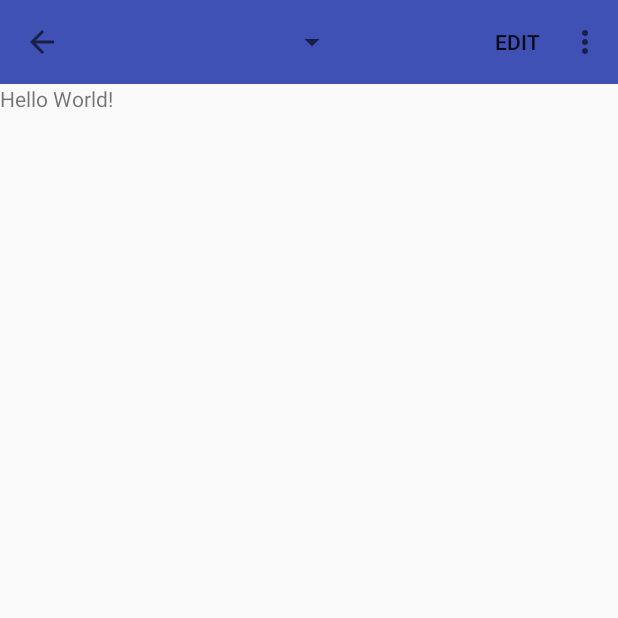
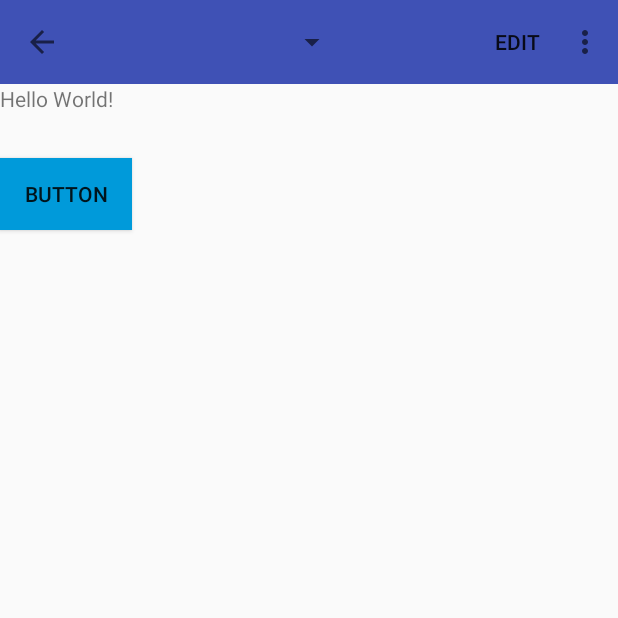
Before and after one commit to betheracer/nRF_Toolbar, an Android app: the screen it shows after launch (MainActivity), on a phone screen of 412 x 824 dp, the top half of it. Run offline under Robolectric (Android 15) with nearby library versions, the phone set to English and light mode, and no system bars.

Commit message:
MainActivity 에 Button 을 하나 만들었다.
이 commit 의 목적은 [EDIT]/[DONE] 을 눌러서 Toolbar 의 색상을 변경시킬 때, Button 의 색상도 변경시키는 것이다.

Button 의 색상을 변경시키는 방법은 uart_button_background.xml 에 <selector> 들을 설정해 놓는다.

이 <selector> 에는 state_activated 속성이 있고, true/false 값을 갖는다.

EditMode 가 변경될 때마다, 이 state_activated 속성을 변경하여 Button 이나 View 의 색상을 변경시킬 수 있다.

state_activated 속성을 변경시키는 메서드는 View.setActivated(boolean) 이다.

setActivated(boolean) 를 통해 <selector> 의 각 <item> 속의 state_activated 속성에 맞는 drawable 속성을 적용시킬 수 있다.

```diff
--- a/app/src/main/java/com/example/devin/nrf_toolbar/MainActivity.java
+++ b/app/src/main/java/com/example/devin/nrf_toolbar/MainActivity.java
@@ -6,6 +6,7 @@ import android.os.Bundle;
 import android.support.v7.widget.Toolbar;
 import android.view.Menu;
 import android.view.MenuItem;
+import android.widget.Button;
 import android.widget.Toast;
 
 public class MainActivity extends AppCompatActivity {
@@ -14,6 +15,8 @@ public class MainActivity extends AppCompatActivity {
 
 
     private boolean mEditMode;
+
+    private Button button;
 
 
     @Override
@@ -27,6 +30,9 @@ public class MainActivity extends AppCompatActivity {
         getSupportActionBar().setDisplayHomeAsUpEnabled(true);
 
         getSupportActionBar().setDisplayShowTitleEnabled(false);
+
+        button = (Button) findViewById(R.id.button);
+
     }
 
 
@@ -75,6 +81,8 @@ public class MainActivity extends AppCompatActivity {
 
         mEditMode = editmode;
 
+        button.setActivated(mEditMode);
+
         final TransitionDrawable transition = (TransitionDrawable) getResources()
                 .getDrawable(editmode ? R.drawable.start_edit_mode : R.drawable.stop_edit_mode);
 
--- /dev/null
+++ b/app/src/main/res/drawable/uart_button_background.xml
@@ -0,0 +1,32 @@
+<?xml version="1.0" encoding="UTF-8"?>
+<!--
+  ~ Copyright (c) 2015, Nordic Semiconductor
+  ~ All rights reserved.
+  ~
+  ~ Redistribution and use in source and binary forms, with or without modification, are permitted provided that the following conditions are met:
+  ~
+  ~ 1. Redistributions of source code must retain the above copyright notice, this list of conditions and the following disclaimer.
+  ~
+  ~ 2. Redistributions in binary form must reproduce the above copyright notice, this list of conditions and the following disclaimer in the
+  ~ documentation and/or other materials provided with the distribution.
+  ~
+  ~ 3. Neither the name of the copyright holder nor the names of its contributors may be used to endorse or promote products derived from this
+  ~ software without specific prior written permission.
+  ~
+  ~ THIS SOFTWARE IS PROVIDED BY THE COPYRIGHT HOLDERS AND CONTRIBUTORS "AS IS" AND ANY EXPRESS OR IMPLIED WARRANTIES, INCLUDING, BUT NOT
+  ~ LIMITED TO, THE IMPLIED WARRANTIES OF MERCHANTABILITY AND FITNESS FOR A PARTICULAR PURPOSE ARE DISCLAIMED. IN NO EVENT SHALL THE COPYRIGHT
+  ~ HOLDER OR CONTRIBUTORS BE LIABLE FOR ANY DIRECT, INDIRECT, INCIDENTAL, SPECIAL, EXEMPLARY, OR CONSEQUENTIAL DAMAGES (INCLUDING, BUT NOT
+  ~ LIMITED TO, PROCUREMENT OF SUBSTITUTE GOODS OR SERVICES; LOSS OF USE, DATA, OR PROFITS; OR BUSINESS INTERRUPTION) HOWEVER CAUSED AND ON
+  ~ ANY THEORY OF LIABILITY, WHETHER IN CONTRACT, STRICT LIABILITY, OR TORT (INCLUDING NEGLIGENCE OR OTHERWISE) ARISING IN ANY WAY OUT OF THE
+  ~ USE OF THIS SOFTWARE, EVEN IF ADVISED OF THE POSSIBILITY OF SUCH DAMAGE.
+  -->
+
+<selector xmlns:android="http://schemas.android.com/apk/res/android">
+
+    <item android:state_enabled="false" android:drawable="@color/backgroundColor"/>
+    <item android:state_activated="true" android:state_pressed="true" android:drawable="@color/dark_orange"/>
+    <item android:state_activated="true" android:drawable="@color/orange"/>
+    <item android:state_pressed="true" android:drawable="@color/headerBackgroundColorDark"/>
+    <item android:drawable="@color/headerBackgroundColor"/>
+
+</selector>
--- a/app/src/main/res/layout/activity_main.xml
+++ b/app/src/main/res/layout/activity_main.xml
@@ -21,4 +21,12 @@
         app:layout_constraintRight_toRightOf="parent"
         app:layout_constraintTop_toTopOf="parent" />
 
+    <Button
+        android:id="@+id/button"
+        android:layout_width="wrap_content"
+        android:layout_height="wrap_content"
+        android:text="BUTTON"
+        android:background="@drawable/uart_button_background"
+        android:layout_marginTop="30dp"/>
+
 </LinearLayout>
```
